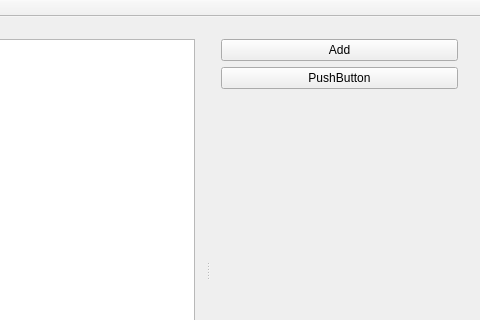
Old version of the form mainwindow.ui in the repository kurofand/Schwarze-feder; both pictures show x 472 to 952 and y 0 to 320 of the 952 by 545 pixel window.
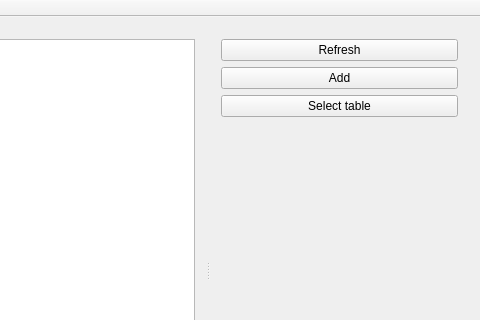
New version of the form.

Commit message: 1. Fixed bug in sql client which droped app on execute incorrect query 2. Tested and fixed lot of bugs in insert 3. Started select and filters

Patch:
```diff
--- a/mainwindow.ui
+++ b/mainwindow.ui
@@ -44,6 +44,13 @@
        <layout class="QVBoxLayout" name="verticalLayout_3">
         <item>
          <layout class="QVBoxLayout" name="verticalLayout_2">
+          <item>
+           <widget class="QPushButton" name="pbRefresh">
+            <property name="text">
+             <string>Refresh</string>
+            </property>
+           </widget>
+          </item>
           <item>
            <widget class="QPushButton" name="pbAdd">
             <property name="text">
@@ -54,7 +61,7 @@
           <item>
            <widget class="QPushButton" name="pushButton_2">
             <property name="text">
-             <string>PushButton</string>
+             <string>Select table</string>
             </property>
            </widget>
           </item>
```
Left out of the diff: 2 changed lines with no effect on the pictures. The commit also changes 12 other files.
